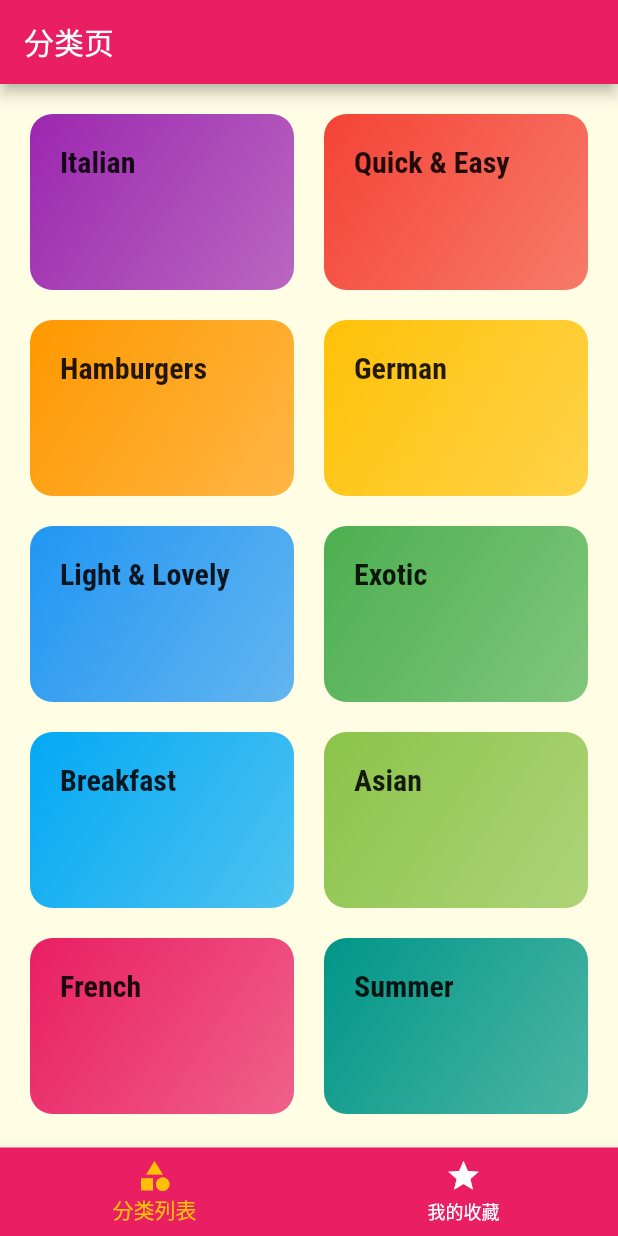
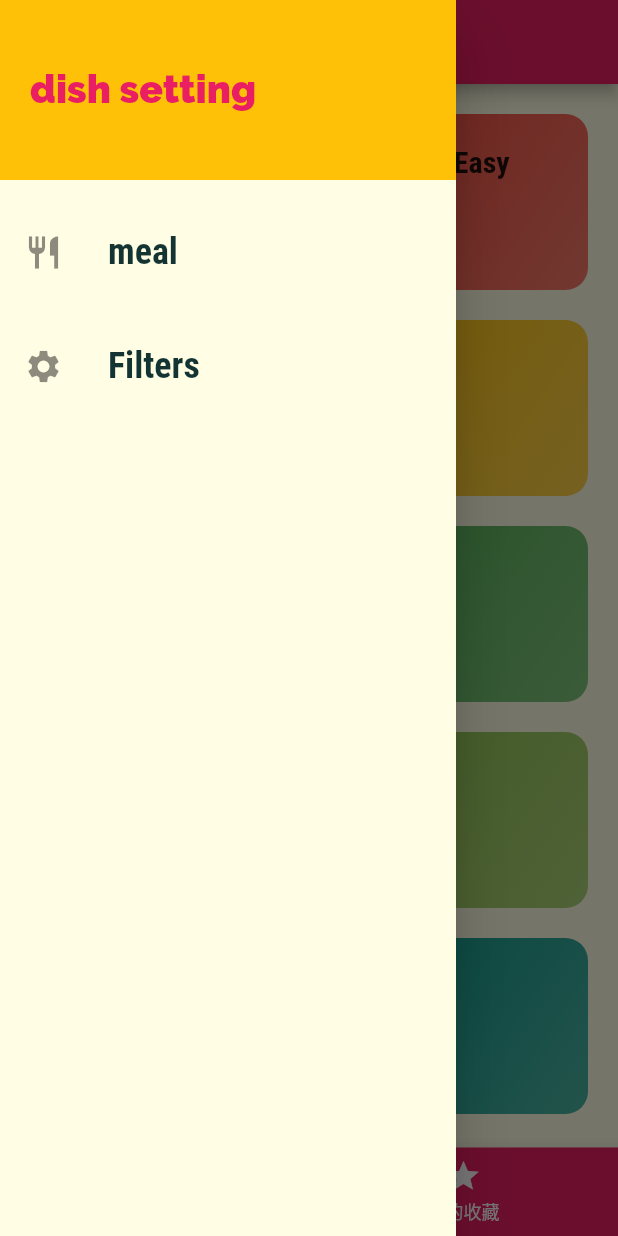
Before and after one commit to rockfang/fluter_orderdish_app, a Flutter app: the screen it shows after launch, with the side drawer open (before the commit the screen has no drawer), on a phone screen of 412 x 824 dp. Run offline on Flutter 3.47's test engine with Material 2 defaults, Android fonts, the phone set to English and light mode, and no system bars.

```diff
--- a/lib/main.dart
+++ b/lib/main.dart
@@ -1,9 +1,9 @@
 import 'package:flutter/material.dart';
 
-import './pages/category_list_page.dart';
 import './pages/category_meal_page.dart';
 import './pages/meal_detail.dart';
 import './pages/tabs_page.dart';
+import './pages/filters_page.dart';
 
 void main() => runApp(MyApp());
 
@@ -28,18 +28,10 @@ class MyApp extends StatelessWidget {
       //home: CategoryListPage(),
       initialRoute: '/', //也可以指定非'/'的默认路由名
       routes: {
-        // '/': (ctx) => CategoryListPage(), //默认 / 标识主页
         '/': (ctx) => TabsPage(), //默认 / 标识主页
         CategoryMealPage.routeName: (ctx) => CategoryMealPage(),
         MealDetail.routeName: (ctx) => MealDetail(),
-      },
-      onGenerateRoute: (settings){
-        print('onGenerateRoute!');
-        // return MaterialPageRoute(builder: (ctx)=>CategoryListPage());
-      },
-      onUnknownRoute: (settings){
-        print('onUnknownRoute!');
-        //return MaterialPageRoute(builder: (ctx)=>CategoryListPage());
+        FiltersPage.routeName: (ctx) => FiltersPage(),
       },
     );
   }
--- /dev/null
+++ b/lib/pages/filters_page.dart
@@ -0,0 +1,18 @@
+import 'package:flutter/material.dart';
+import '../pages/main_drawer.dart';
+
+class FiltersPage extends StatelessWidget {
+  static final routeName = 'filters';
+  @override
+  Widget build(BuildContext context) {
+    return Scaffold(
+      appBar: AppBar(
+        title: Text("filters"),
+      ),
+      body: Center(
+        child: Text("filters"),
+      ),
+      drawer: MainDrawer(),
+    );
+  }
+}
--- /dev/null
+++ b/lib/pages/main_drawer.dart
@@ -0,0 +1,56 @@
+import 'package:flutter/material.dart';
+import '../pages/filters_page.dart';
+
+class MainDrawer extends StatelessWidget {
+  Widget buildListTileItem(
+      IconData iconData, String title, Function tapHandler) {
+    return ListTile(
+      leading: Icon(
+        iconData,
+        size: 26,
+      ),
+      title: Text(
+        title,
+        style: TextStyle(
+            fontSize: 24,
+            fontWeight: FontWeight.bold,
+            fontFamily: "RobotoCondensed"),
+      ),
+      onTap: tapHandler,
+    );
+  }
+
+  @override
+  Widget build(BuildContext context) {
+    return Drawer(
+      child: Column(
+        children: <Widget>[
+          Container(
+            width: double.infinity,
+            alignment: Alignment.centerLeft,
+            height: 120,
+            color: Theme.of(context).accentColor,
+            padding: EdgeInsets.all(20),
+            child: Text("dish setting",
+                style: TextStyle(
+                    color: Theme.of(context).primaryColor,
+                    fontSize: 26,
+                    fontWeight: FontWeight.w900)),
+          ),
+          SizedBox(
+            height: 20,
+          ),
+          buildListTileItem(Icons.restaurant, "meal", () {
+            Navigator.of(context).pushReplacementNamed('/');
+          }),
+          SizedBox(
+            height: 20,
+          ),
+          buildListTileItem(Icons.settings, "Filters", () {
+            Navigator.of(context).pushReplacementNamed(FiltersPage.routeName);
+          }),
+        ],
+      ),
+    );
+  }
+}
--- a/lib/pages/tabs_page.dart
+++ b/lib/pages/tabs_page.dart
@@ -1,7 +1,7 @@
-import 'dart:io';
 import 'package:flutter/material.dart';
 import '../pages/category_list_page.dart';
 import '../pages/favorite_tab_page.dart';
+import '../pages/main_drawer.dart';
 
 class TabsPage extends StatefulWidget {
   @override
@@ -26,6 +26,7 @@ class _TabsPageState extends State<TabsPage> {
         appBar: AppBar(
           title: Text(tabPages[_selectIndex]['title']),
         ),
+        drawer: MainDrawer(),
         body: tabPages[_selectIndex]['page'],
         bottomNavigationBar: BottomNavigationBar(
           backgroundColor: Theme.of(context).primaryColor,
```
